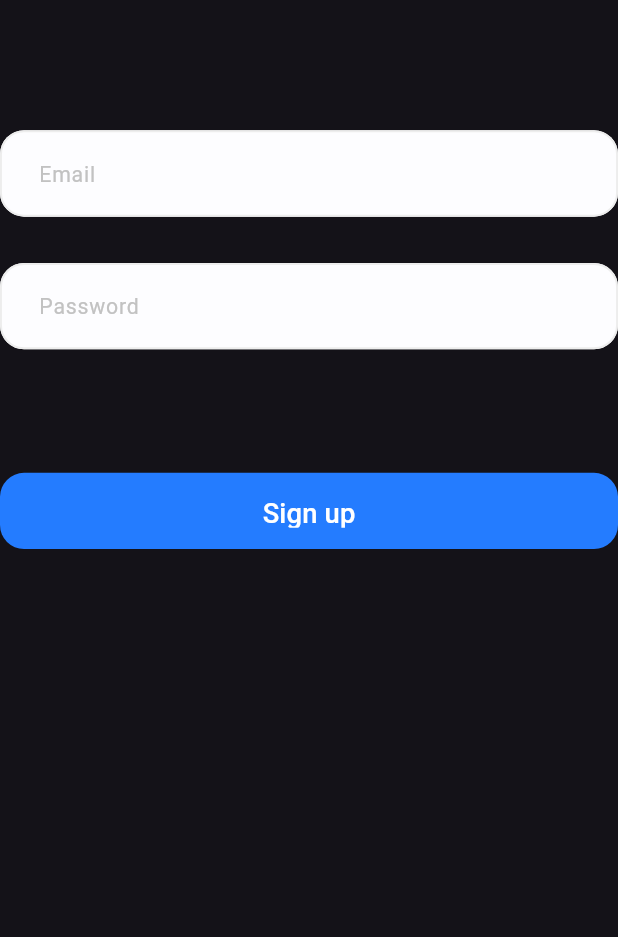
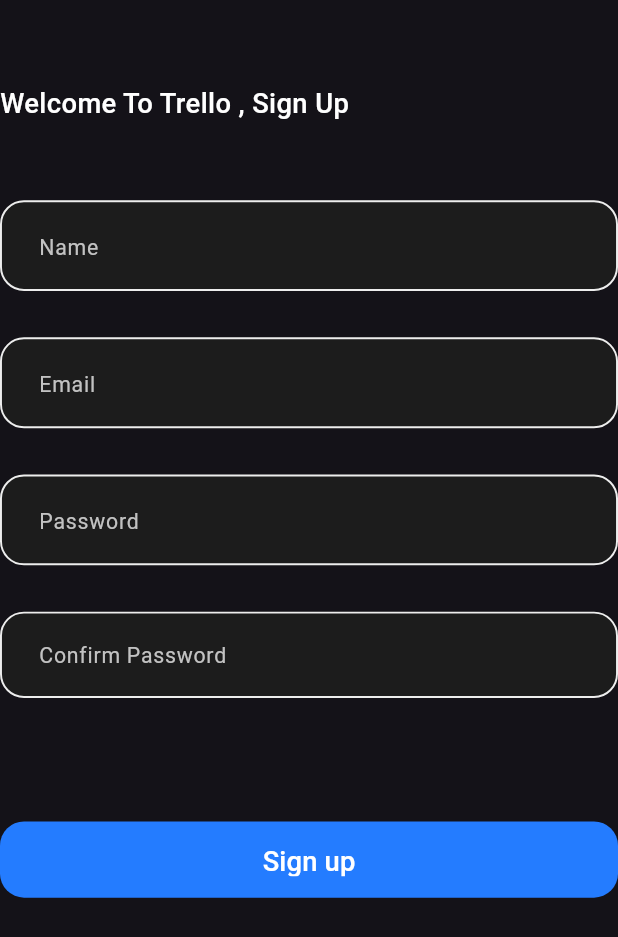
Before and after one commit to AbdelrahmanElkholy41/Trello, a Flutter app: the SignUpScreen screen opened by its route, on a phone screen of 412 x 824 dp. Shown: the top 937 px of the screen. Run offline on Flutter 3.47's test engine with Material 3 defaults, Android fonts, the phone set to English and light mode, and no system bars; our stand-ins replace bloc, flutter_bloc, flutter_screenutil, supabase_flutter; accounts and stored records are empty.

Commit message:
added sign up screen and complete ui

```diff
--- a/lib/Feature/Auth/login_screen.dart
+++ b/lib/Feature/Auth/login_screen.dart
@@ -54,7 +54,7 @@ class LoginScreen extends StatelessWidget {
                 ),
                 verticalSpace(40.h),
                 CustomTextField(
-                  textStyle: TextStyles.font18WhiteMedium,
+                  textStyle: TextStyles.font16WhiteMedium,
                   controller: context.read<LoginCubit>().passwordController,
                   hintText: 'Password',
                   validator: (value) {},
@@ -82,7 +82,9 @@ class LoginScreen extends StatelessWidget {
                             decoration: TextDecoration
                                 .underline, // خط تحتها يبين انها لينك
                           ),
-                          recognizer: TapGestureRecognizer()..onTap = () {},
+                          recognizer: TapGestureRecognizer()..onTap = () {
+                            context.pushNamed(Routes.signUpScreen);
+                          },
                         ),
                       ],
                     ),
--- a/lib/Feature/Auth/sign_up_screen.dart
+++ b/lib/Feature/Auth/sign_up_screen.dart
@@ -1,6 +1,7 @@
 import 'package:flutter/material.dart';
 import 'package:flutter_screenutil/flutter_screenutil.dart';
 import 'package:trello/core/helpers/spacing.dart';
+import 'package:trello/core/theming/colors.dart';
 import 'package:trello/core/widgets/coutom_text_field.dart';
 import 'package:trello/core/widgets/custom_main_button.dart';
 
@@ -13,12 +14,38 @@ class SignUpScreen extends StatelessWidget {
   Widget build(BuildContext context) {
     return Scaffold(
       appBar: AppBar(automaticallyImplyLeading: false),
-      body: Column(
+      body: SingleChildScrollView(
+        child: Column(
+          crossAxisAlignment:CrossAxisAlignment.start,
           children: [
+
+            Text('Welcome To Trello , Sign Up ',style: TextStyles.font18WhiteMedium,),
+            verticalSpace(50.h),
+            CustomTextField(
+              hintText: 'Name',
+              validator: (value) {},
+              backgroundColor: ColorsManager.trelloColor,
+              textStyle: TextStyles.font16WhiteMedium,
+            ),
             verticalSpace(30.h),
-          CustomTextField(hintText: 'Email', validator: (value) {}),
+            CustomTextField(
+              hintText: 'Email',
+              validator: (value) {},
+              backgroundColor: ColorsManager.trelloColor,
+              textStyle: TextStyles.font16WhiteMedium,
+            ),
             verticalSpace(30.h),
-          CustomTextField(hintText: 'Password', validator: (value) {}),
+            CustomTextField(
+              hintText: 'Password',
+              validator: (value) {},
+              backgroundColor: ColorsManager.trelloColor,
+              textStyle: TextStyles.font16WhiteMedium,
+            ),
+            verticalSpace(30.h),
+            CustomTextField(
+              hintText: 'Confirm Password',
+              validator: (value) {},
+              backgroundColor: ColorsManager.trelloColor,),
             verticalSpace(80.h),
             AppTextButton(
               buttonText: 'Sign up',
@@ -27,6 +54,7 @@ class SignUpScreen extends StatelessWidget {
             ),
           ],
         ),
+      ),
     );
   }
 }
```
Lines whose indentation alone changed are shown as unchanged.
